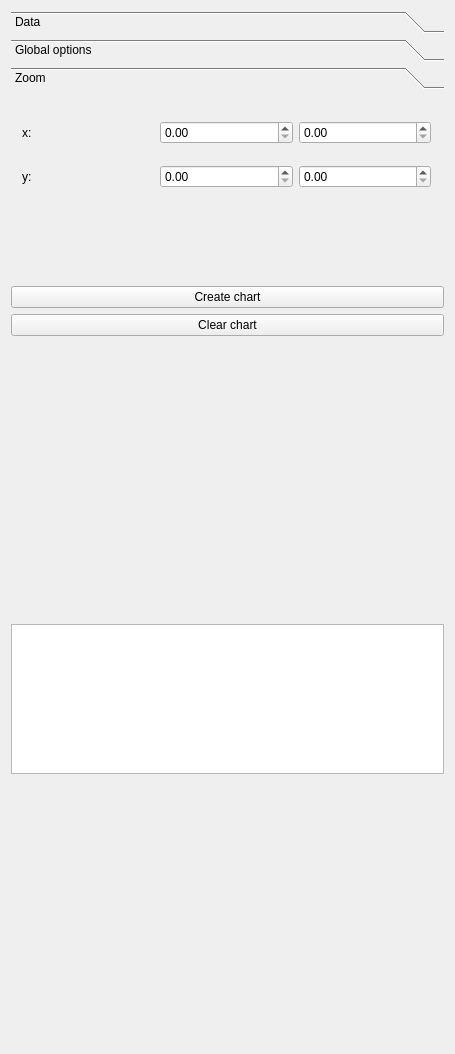
Old version of the form Plugins/org.mitk.gui.qt.chartExample/src/internal/ChartExampleControls.ui in the repository MITK/MITK.
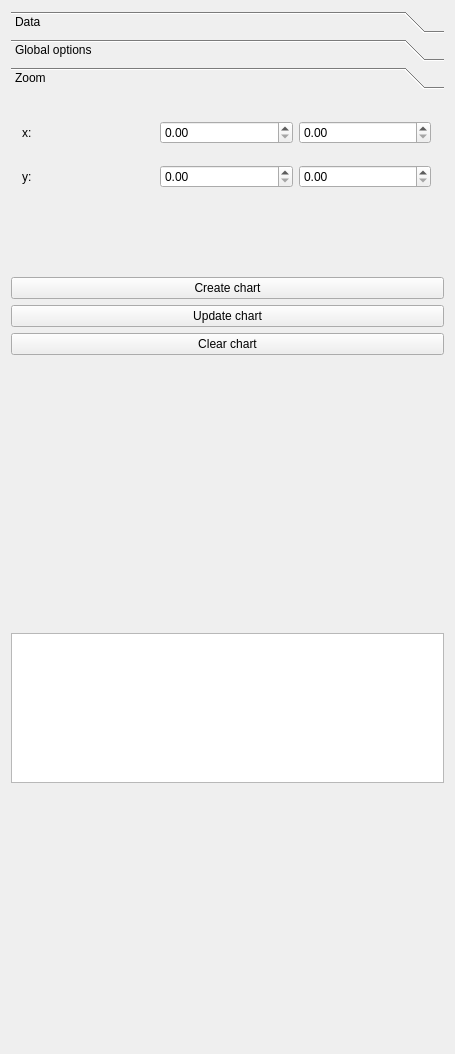
New version of the form. The open tabs and pages were chosen to show the change. Custom widgets are drawn as their Qt base class.

Commit message: ChartExample: add button to update the current chart if it exists Add emit calls within QmitkChartxyData.h to connect from JS Add JS-handler which can be set for every signal of QmitkChartxyData or QmitkChartData to react on changes and update the plot (WIP)

The edit to the form file:
```diff
--- a/Plugins/org.mitk.gui.qt.chartExample/src/internal/ChartExampleControls.ui
+++ b/Plugins/org.mitk.gui.qt.chartExample/src/internal/ChartExampleControls.ui
@@ -506,6 +506,14 @@
       </layout>
      </widget>
      <widget class="QWidget" name="page_3">
+      <property name="geometry">
+       <rect>
+        <x>0</x>
+        <y>0</y>
+        <width>100</width>
+        <height>30</height>
+       </rect>
+      </property>
       <attribute name="label">
        <string>Zoom</string>
       </attribute>
@@ -560,6 +568,16 @@
      </property>
     </widget>
    </item>
+   <item>
+    <widget class="QPushButton" name="m_buttonUpdateChart">
+     <property name="toolTip">
+      <string>Do image processing</string>
+     </property>
+     <property name="text">
+      <string>Update chart</string>
+     </property>
+    </widget>
+   </item>
    <item>
     <widget class="QPushButton" name="m_buttonClearChart">
      <property name="text">
```
Left out of the diff: 2 changed lines with no effect on the pictures. The commit also changes 4 other files.
